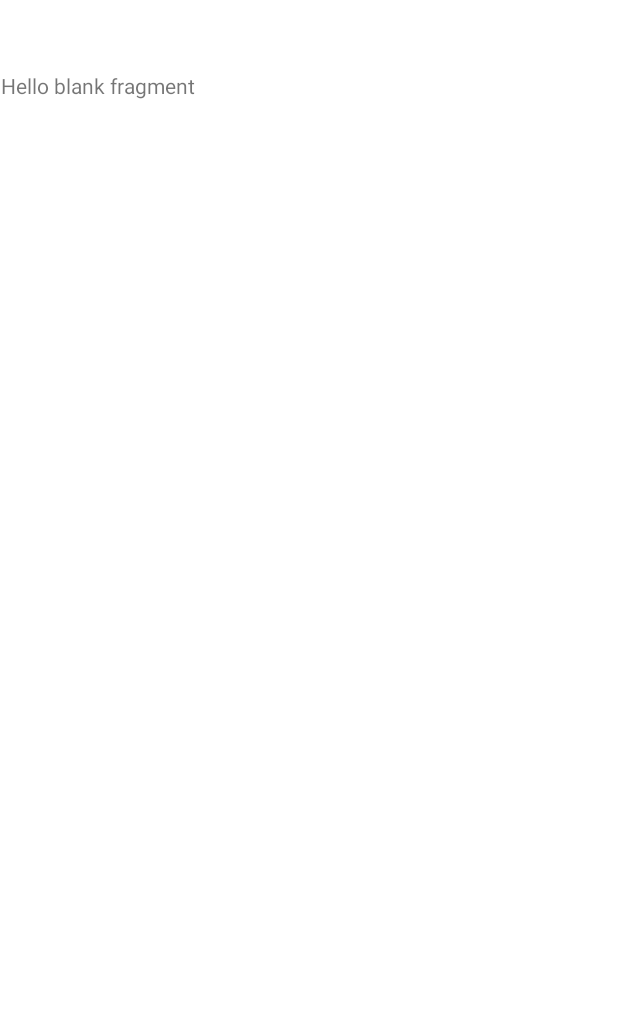
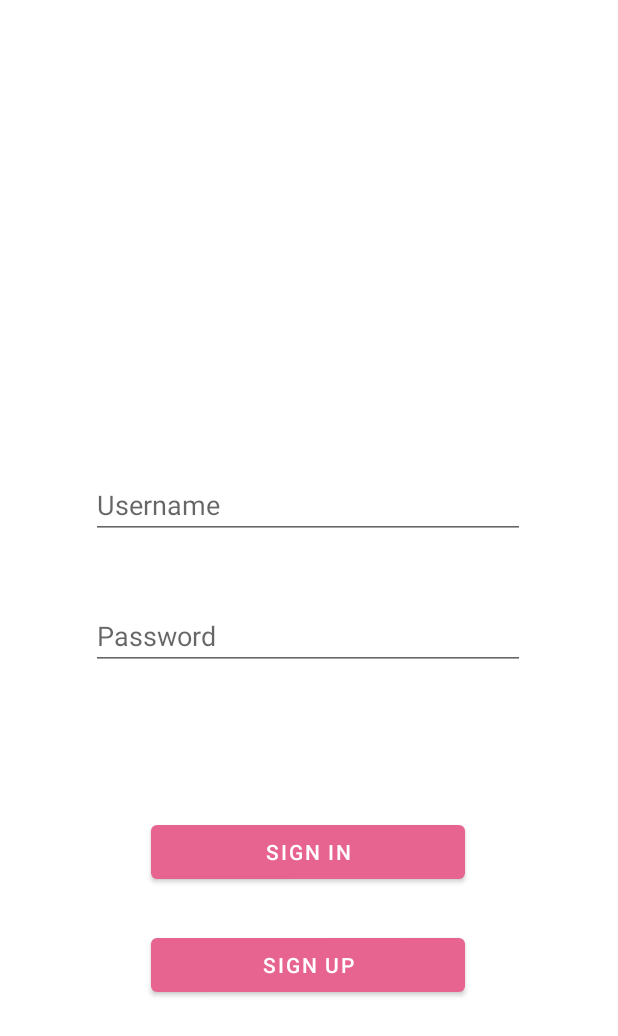
Before and after one commit to alpayclsr1/MATHCAL, an Android app: the screen it shows after launch (MainActivity), on a phone screen of 412 x 824 dp. Before the commit the part shown is almost empty. Shown: the top 1036 px of the screen. Run offline under Robolectric (Android 15) with nearby library versions, the phone set to English and light mode, and no system bars.

Commit message:
Starting screen picture added. Splash screen done. Login design mainly done(picture will add)

```diff
--- a/app/src/main/res/layout/fragment_fragmenttwo.xml
+++ b/app/src/main/res/layout/fragment_fragmenttwo.xml
@@ -1,14 +1,66 @@
 <?xml version="1.0" encoding="utf-8"?>
 <FrameLayout xmlns:android="http://schemas.android.com/apk/res/android"
+    xmlns:app="http://schemas.android.com/apk/res-auto"
     xmlns:tools="http://schemas.android.com/tools"
     android:layout_width="match_parent"
     android:layout_height="match_parent"
     tools:context=".fragmenttwo">
 
-    <!-- TODO: Update blank fragment layout -->
-    <TextView
+    <androidx.constraintlayout.widget.ConstraintLayout
         android:layout_width="match_parent"
-        android:layout_height="match_parent"
-        android:text="@string/hello_blank_fragment" />
+        android:layout_height="match_parent">
 
+        <EditText
+            android:id="@+id/editTextTextPassword"
+            android:layout_width="0dp"
+            android:layout_height="wrap_content"
+            android:ems="10"
+            android:hint="Password"
+            android:inputType="textPassword"
+            app:layout_constraintBottom_toTopOf="@+id/button"
+            app:layout_constraintEnd_toEndOf="@+id/editTextTextPersonName"
+            app:layout_constraintStart_toStartOf="@+id/editTextTextPersonName"
+            app:layout_constraintTop_toBottomOf="@+id/editTextTextPersonName"
+            app:layout_constraintVertical_bias="0.3" />
+
+        <Button
+            android:id="@+id/button"
+            android:layout_width="0dp"
+            android:layout_height="wrap_content"
+            android:layout_marginStart="40dp"
+            android:layout_marginEnd="40dp"
+            android:text="Sign In"
+            app:layout_constraintBottom_toBottomOf="parent"
+            app:layout_constraintEnd_toEndOf="@+id/editTextTextPassword"
+            app:layout_constraintStart_toStartOf="@+id/editTextTextPassword"
+            app:layout_constraintTop_toBottomOf="@+id/editTextTextPersonName" />
+
+        <EditText
+            android:id="@+id/editTextTextPersonName"
+            android:layout_width="0dp"
+            android:layout_height="wrap_content"
+            android:layout_marginStart="60dp"
+            android:layout_marginEnd="60dp"
+            android:ems="10"
+            android:hint="Username"
+            android:inputType="textPersonName"
+            app:layout_constraintBottom_toBottomOf="parent"
+            app:layout_constraintEnd_toEndOf="parent"
+            app:layout_constraintStart_toStartOf="parent"
+            app:layout_constraintTop_toTopOf="parent"
+            app:layout_constraintVertical_bias="0.39" />
+
+        <Button
+            android:id="@+id/button2"
+            android:layout_width="0dp"
+            android:layout_height="wrap_content"
+            android:layout_marginBottom="60dp"
+            android:text="Sign Up"
+            app:layout_constraintBottom_toBottomOf="parent"
+            app:layout_constraintEnd_toEndOf="@+id/button"
+            app:layout_constraintStart_toStartOf="@+id/button"
+            app:layout_constraintTop_toBottomOf="@+id/button"
+            app:layout_constraintVertical_bias="0.36" />
+
+    </androidx.constraintlayout.widget.ConstraintLayout>
 </FrameLayout>
--- a/app/src/main/res/values/themes.xml
+++ b/app/src/main/res/values/themes.xml
@@ -2,12 +2,12 @@
     <!-- Base application theme. -->
     <style name="Theme.Proje1" parent="Theme.MaterialComponents.DayNight.NoActionBar">
         <!-- Primary brand color. -->
-        <item name="colorPrimary">@color/purple_500</item>
-        <item name="colorPrimaryVariant">@color/purple_700</item>
+        <item name="colorPrimary">#E76490</item>
+        <item name="colorPrimaryVariant">#FFEB3B</item>
         <item name="colorOnPrimary">@color/white</item>
         <!-- Secondary brand color. -->
-        <item name="colorSecondary">@color/teal_200</item>
-        <item name="colorSecondaryVariant">@color/teal_700</item>
+        <item name="colorSecondary">#D27E9B</item>
+        <item name="colorSecondaryVariant">#FFEB3B</item>
         <item name="colorOnSecondary">@color/black</item>
         <!-- Status bar color. -->
         <item name="android:statusBarColor" tools:targetApi="l">?attr/colorPrimaryVariant</item>
```
